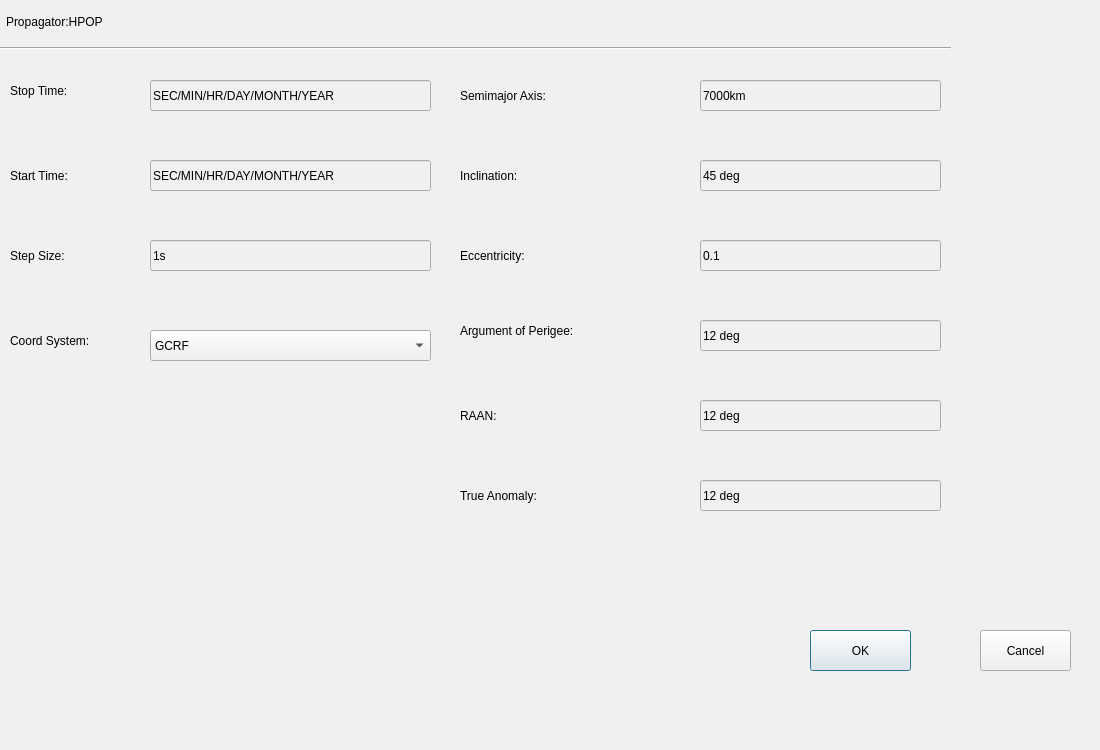
Above: Parameter_Input.ui from loceyi/vlbiOrbitSimulation before the change. Below: the same form after it.
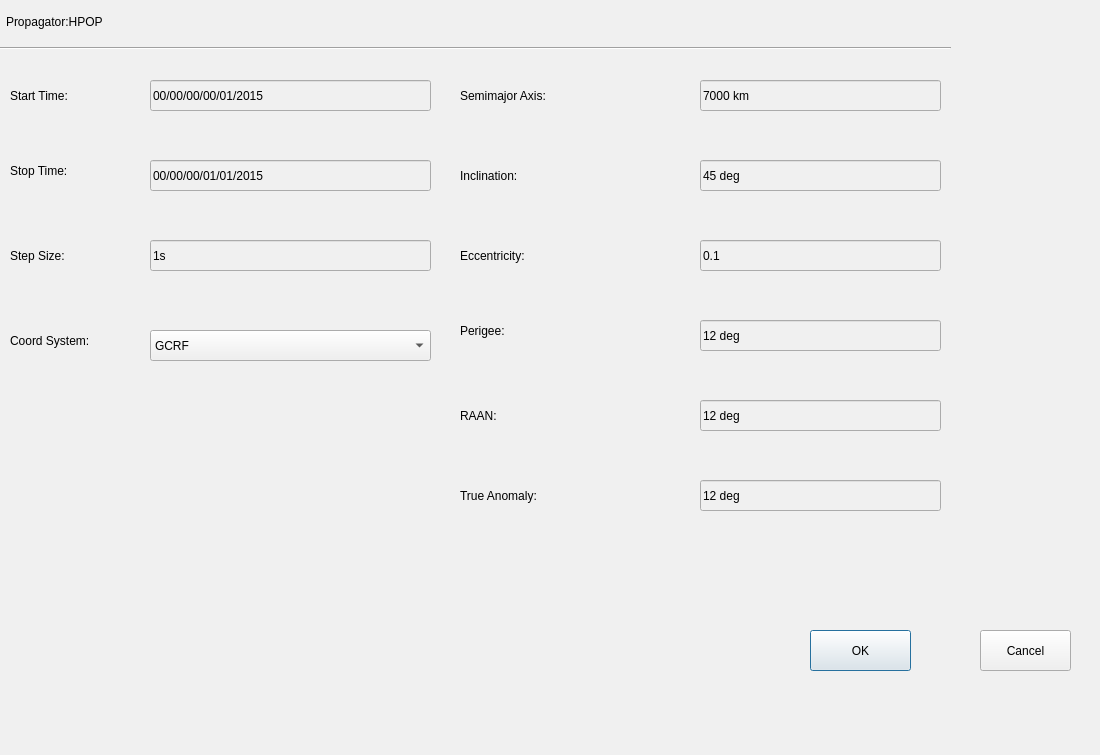
That is the form after the change.

Diff of the .ui file:
```diff
--- a/Parameter_Input.ui
+++ b/Parameter_Input.ui
@@ -13,7 +13,7 @@
     <x>0</x>
     <y>0</y>
     <width>1100</width>
-    <height>750</height>
+    <height>755</height>
    </rect>
   </property>
   <property name="sizePolicy">
@@ -73,7 +73,7 @@
    <property name="geometry">
     <rect>
      <x>10</x>
-     <y>70</y>
+     <y>150</y>
      <width>101</width>
      <height>41</height>
     </rect>
@@ -89,7 +89,7 @@
    <property name="geometry">
     <rect>
      <x>10</x>
-     <y>160</y>
+     <y>80</y>
      <width>101</width>
      <height>31</height>
     </rect>
@@ -194,7 +194,7 @@
     <string notr="true">font: 10pt &quot;Adobe 黑体 Std R&quot;;</string>
    </property>
    <property name="text">
-    <string>Argument of Perigee:</string>
+    <string>Perigee:</string>
    </property>
   </widget>
   <widget class="QLabel" name="label_7">
@@ -285,7 +285,7 @@
     </rect>
    </property>
    <property name="text">
-    <string>SEC/MIN/HR/DAY/MONTH/YEAR</string>
+    <string>00/00/00/00/01/2015</string>
    </property>
   </widget>
   <widget class="QLineEdit" name="lineEdit_2">
@@ -298,7 +298,7 @@
     </rect>
    </property>
    <property name="text">
-    <string>SEC/MIN/HR/DAY/MONTH/YEAR</string>
+    <string>00/00/00/01/01/2015</string>
    </property>
   </widget>
   <widget class="QLineEdit" name="lineEdit_3">
@@ -324,7 +324,7 @@
     </rect>
    </property>
    <property name="text">
-    <string>7000km</string>
+    <string>7000 km</string>
    </property>
   </widget>
   <widget class="QLineEdit" name="lineEdit_5">
```
Left out of the diff: 53 changed lines with no effect on the pictures.
